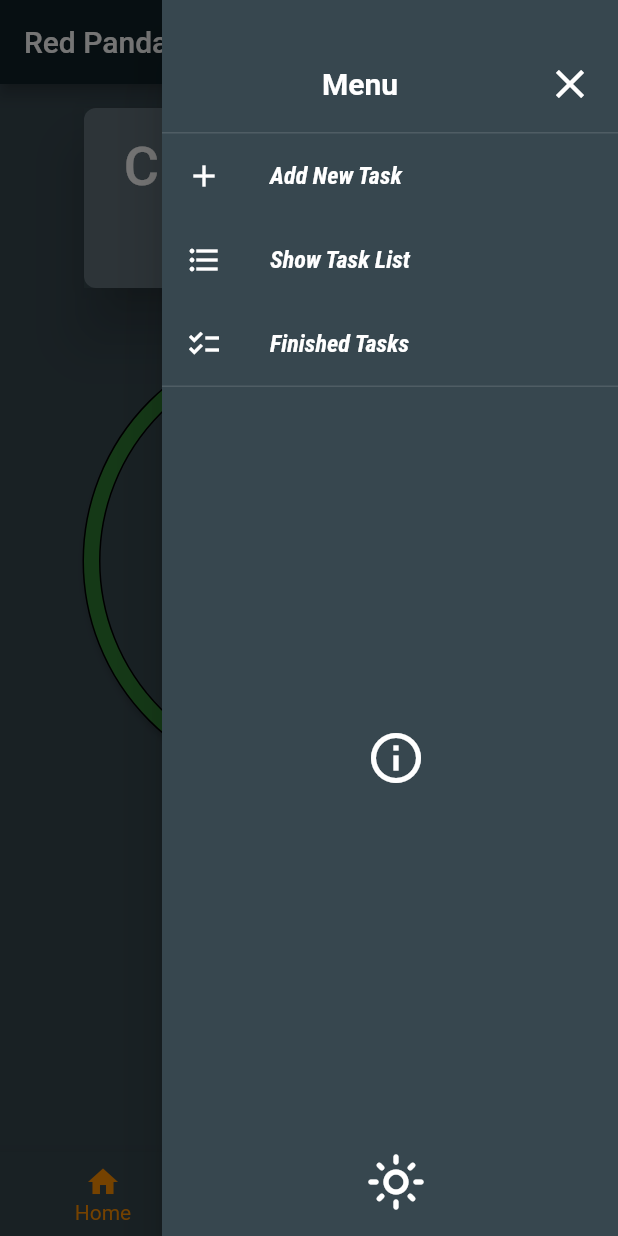
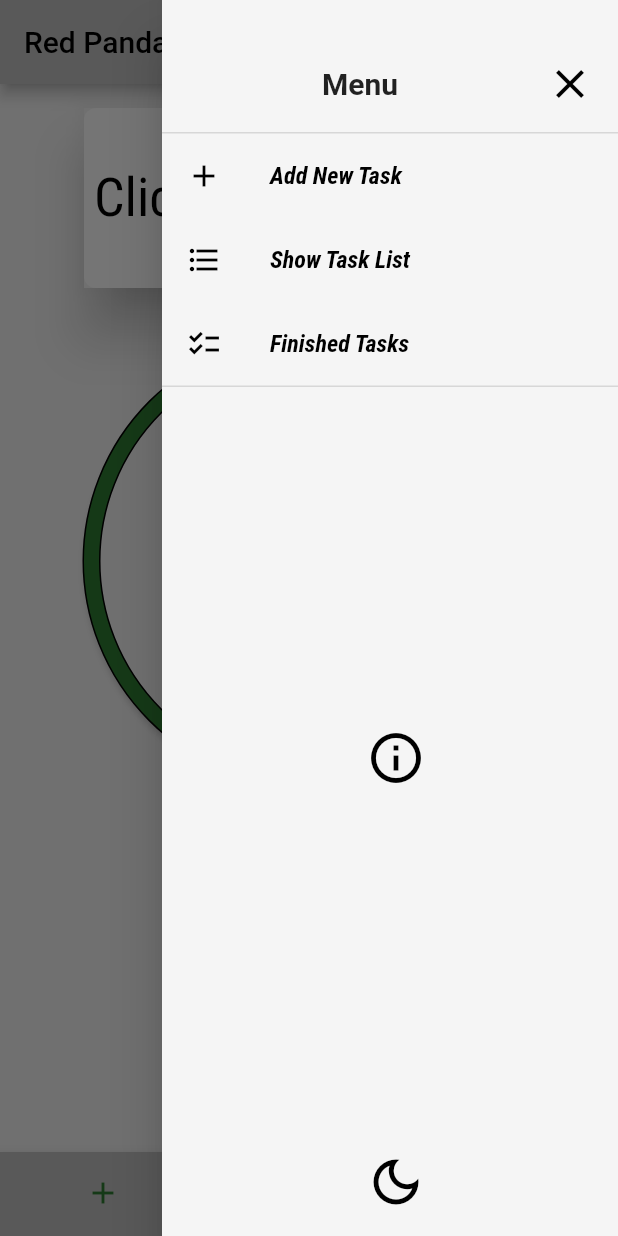
Before and after one commit to captain-maramo/red_pandadoro, a Flutter app: the screen it shows after launch, in the side drawer, after a tap on the "light mode" icon, on a phone screen of 412 x 824 dp. Run offline on Flutter 3.47's test engine with Material 2 defaults, Android fonts, the light colour scheme and no system bars; drawn by our look-alikes of percent_indicator; our stand-ins replace dartz, equatable, get_it, shared_preferences.

Commit message:
finished theme

```diff
--- a/lib/presentation/pomodoro/main_screen.dart
+++ b/lib/presentation/pomodoro/main_screen.dart
@@ -15,8 +15,7 @@ class MainScreen extends StatefulWidget {
 class _MainScreenState extends State<MainScreen> {
   @override
   Widget build(BuildContext context) {
-    final themeData =
-        Theme.of(context).copyWith(canvasColor: Colors.blueGrey.shade800);
+    final themeData = Theme.of(context);
     return Scaffold(
       appBar: AppBar(
         title: Text(widget.title),
@@ -28,20 +27,19 @@ class _MainScreenState extends State<MainScreen> {
       bottomNavigationBar: BottomNavigationBar(
         items: const <BottomNavigationBarItem>[
           BottomNavigationBarItem(
-            icon: Icon(Icons.home),
-            label: 'Home',
+            icon: Icon(Icons.add),
+            label: 'Add',
           ),
           BottomNavigationBarItem(
-            icon: Icon(Icons.business),
-            label: 'Business',
+            icon: Icon(Icons.list),
+            label: 'List',
           ),
           BottomNavigationBarItem(
             icon: Icon(Icons.school),
-            label: 'School',
+            label: 'Done',
           ),
         ],
         currentIndex: 0,
-        selectedItemColor: Colors.amber[800],
         onTap: (__) {},
       ),
     );
--- a/lib/presentation/pomodoro/widgets/main_menu_drawer.dart
+++ b/lib/presentation/pomodoro/widgets/main_menu_drawer.dart
@@ -1,12 +1,19 @@
 import 'package:flutter/material.dart';
+import 'package:provider/provider.dart';
 
-class MainMenuDrawer extends StatelessWidget {
-  const MainMenuDrawer({
-    Key? key,
-  }) : super(key: key);
+import '../../../application/theme/theme_service.dart';
+
+class MainMenuDrawer extends StatefulWidget {
+  const MainMenuDrawer({Key? key}) : super(key: key);
 
   @override
+  State<MainMenuDrawer> createState() => _MainMenuDrawerState();
+}
+
+class _MainMenuDrawerState extends State<MainMenuDrawer> {
+  @override
   Widget build(BuildContext context) {
+    final themeData = Theme.of(context);
     return Column(
       // Important: Remove any padding from the ListView.
       children: <Widget>[
@@ -27,9 +34,10 @@ class MainMenuDrawer extends StatelessWidget {
               Align(
                 alignment: const Alignment(0.9, 0.9),
                 child: IconButton(
-                  icon: const Icon(
+                  icon: Icon(
                     Icons.close,
                     size: 32,
+                    color: themeData.iconTheme.color,
                   ),
                   onPressed: () {
                     Navigator.of(context).pop();
@@ -44,26 +52,18 @@ class MainMenuDrawer extends StatelessWidget {
           thickness: 1,
         ),
         ListTile(
-          iconColor: Colors.white,
-          textColor: Colors.white,
-          selectedColor: Colors.white,
-          leading: const Icon(Icons.add),
+          leading: Icon(Icons.add, color: themeData.iconTheme.color),
           title: const Text('Add New Task'),
           onTap: () {},
         ),
         ListTile(
-          iconColor: Colors.white,
-          textColor: Colors.white,
-          selectedColor: Colors.white,
-          leading: const Icon(Icons.format_list_bulleted),
+          leading: Icon(Icons.format_list_bulleted,
+              color: themeData.iconTheme.color),
           title: const Text('Show Task List'),
           onTap: () {},
         ),
         ListTile(
-          iconColor: Colors.white,
-          textColor: Colors.white,
-          selectedColor: Colors.white,
-          leading: const Icon(Icons.checklist),
+          leading: Icon(Icons.checklist, color: themeData.iconTheme.color),
           title: const Text('Finished Tasks'),
           onTap: () {},
         ),
@@ -83,11 +83,21 @@ class MainMenuDrawer extends StatelessWidget {
         Padding(
           padding: const EdgeInsets.all(16.0),
           child: IconButton(
-            icon: const Icon(
-              Icons.light_mode_outlined,
-              size: 40,
-            ),
-            onPressed: () {},
+            icon: Provider.of<ThemeService>(context, listen: false).isDarkmodeOn
+                ? const Icon(
+                    Icons.light_mode_outlined,
+                    size: 40,
+                  )
+                : const Icon(
+                    Icons.dark_mode_outlined,
+                    size: 40,
+                  ),
+            onPressed: () {
+              setState(() {
+                Provider.of<ThemeService>(context, listen: false)
+                    .toggleThemeMode();
+              });
+            },
           ),
         ),
       ],
--- a/lib/theme.dart
+++ b/lib/theme.dart
@@ -3,40 +3,99 @@ import 'package:flutter/material.dart';
 class AppTheme {
   AppTheme._();
 
-  static final Color _lightPrimaryColor = Colors.blueGrey.shade50;
-  static final Color _lightPrimaryVariantColor = Colors.blueGrey.shade800;
-  static final Color _lightOnPrimaryColor = Colors.blueGrey.shade200;
+  static final Color _lightPrimaryColor = Colors.grey.shade100;
+  static const Color _lightOnPrimaryColor = Colors.black;
+  static const Color _lightPrimaryColorLight = Color.fromRGBO(255, 255, 255, 1);
+  static const Color _lightPrimaryColorDark = Color.fromRGBO(194, 194, 194, 1);
   static const Color _lightTextColorPrimary = Colors.black;
-  static const Color _appbarColorLight = Colors.blue;
+  static const Color _lightIconColor = Colors.black;
+  static const Color _lightSelectedIconColor = Color.fromRGBO(46, 125, 50, 1);
 
   static final Color _darkPrimaryColor = Colors.blueGrey.shade800;
-  static final Color _darkPrimaryVariantColor = Colors.blueGrey.shade800;
-  static final Color _darkOnPrimaryColor = Colors.blueGrey.shade300;
+  static const Color _darkOnPrimaryColor = Colors.white;
+  static const Color _darkPrimaryColorLight = Color.fromRGBO(98, 114, 123, 1);
+  static const Color _darkPrimaryColorDark = Color.fromRGBO(16, 31, 39, 1);
   static const Color _darkTextColorPrimary = Colors.white;
-  static const Color _appbarColorDark = Color.fromRGBO(16, 32, 39, 1);
+  static const Color _darkIconColor = Colors.white;
+  static const Color _darkSelectedIconColor = Color.fromRGBO(46, 125, 50, 1);
 
-  static const Color _iconColor = Colors.white;
+  static final ThemeData lightTheme = ThemeData(
+    canvasColor: _lightPrimaryColor,
+    scaffoldBackgroundColor: _lightPrimaryColor,
+    iconTheme: const IconThemeData(
+      color: _lightIconColor,
+    ),
+    appBarTheme: const AppBarTheme(
+      color: _lightPrimaryColorDark,
+      iconTheme: IconThemeData(
+        color: _lightIconColor,
+      ),
+    ),
+    colorScheme: ColorScheme.light(
+      primary: _lightPrimaryColor,
+      secondary: _lightPrimaryColorLight,
+      onPrimary: _lightOnPrimaryColor,
+      primaryContainer: _lightPrimaryColor,
+    ),
+    textTheme: _lightTextTheme,
+    bottomNavigationBarTheme: const BottomNavigationBarThemeData(
+      backgroundColor: _lightPrimaryColorDark,
+      unselectedIconTheme: IconThemeData(color: _lightIconColor),
+      selectedIconTheme: IconThemeData(color: _lightSelectedIconColor),
+      showSelectedLabels: false,
+      showUnselectedLabels: false,
+    ),
+  );
 
-  static const Color _accentColorDark = Color.fromRGBO(98, 114, 123, 1);
+  static final ThemeData darkTheme = ThemeData(
+    canvasColor: _darkPrimaryColor,
+    scaffoldBackgroundColor: _darkPrimaryColor,
+    iconTheme: const IconThemeData(
+      color: _darkIconColor,
+    ),
+    appBarTheme: const AppBarTheme(
+      color: _darkPrimaryColorDark,
+      iconTheme: IconThemeData(
+        color: _darkIconColor,
+      ),
+    ),
+    colorScheme: ColorScheme.dark(
+      primary: _darkPrimaryColor,
+      secondary: _darkPrimaryColorLight,
+      onPrimary: _darkOnPrimaryColor,
+      primaryContainer: _darkPrimaryColorLight,
+    ),
+    textTheme: _darkTextTheme,
+    bottomNavigationBarTheme: const BottomNavigationBarThemeData(
+      backgroundColor: _darkPrimaryColorDark,
+      unselectedIconTheme: IconThemeData(color: _darkIconColor),
+      selectedIconTheme: IconThemeData(color: _darkSelectedIconColor),
+      showSelectedLabels: false,
+      showUnselectedLabels: false,
+    ),
+  );
 
   static const TextStyle _lightHeadingText = TextStyle(
     color: _lightTextColorPrimary,
     fontFamily: "RobotoCondensed",
     fontSize: 20,
-      fontWeight: FontWeight.bold);
+    fontWeight: FontWeight.bold,
+  );
 
   static const TextStyle _lightBodyText = TextStyle(
     color: _lightTextColorPrimary,
     fontFamily: "RobotoCondensed",
     fontStyle: FontStyle.italic,
     fontWeight: FontWeight.bold,
-      fontSize: 16);
+    fontSize: 16,
+  );
 
   static const TextStyle _lightTodoText = TextStyle(
     color: _lightTextColorPrimary,
     fontFamily: "RobotoCondensed",
     fontWeight: FontWeight.normal,
-      fontSize: 36);
+    fontSize: 36,
+  );
 
   static const TextTheme _lightTextTheme = TextTheme(
     headline1: _lightHeadingText,
@@ -44,41 +103,31 @@ class AppTheme {
     button: _lightTodoText,
   );
 
-  static final TextStyle _darkThemeHeadingTextStyle =
-      _lightHeadingText.copyWith(color: _darkTextColorPrimary);
-
-  static final TextStyle _darkThemeBodyeTextStyle =
-      _lightBodyText.copyWith(color: _darkTextColorPrimary);
-
-  static final TextTheme _darkTextTheme = TextTheme(
-    headline1: _darkThemeHeadingTextStyle,
-    bodyText1: _darkThemeBodyeTextStyle,
+  static const TextStyle _darkHeadingText = TextStyle(
+    color: _darkTextColorPrimary,
+    fontFamily: "RobotoCondensed",
+    fontSize: 20,
+    fontWeight: FontWeight.bold,
   );
 
-  static final ThemeData lightTheme = ThemeData(
-      scaffoldBackgroundColor: _lightPrimaryColor,
-      appBarTheme: const AppBarTheme(
-          color: _appbarColorLight,
-          iconTheme: IconThemeData(color: _iconColor)),
-      bottomAppBarColor: _appbarColorLight,
-      colorScheme: ColorScheme.light(
-          primary: _lightPrimaryColor,
-          secondary: _accentColorDark,
-          onPrimary: _lightOnPrimaryColor,
-          primaryContainer: _lightPrimaryVariantColor),
-      textTheme: _lightTextTheme);
+  static const TextStyle _darkBodyText = TextStyle(
+    color: _darkTextColorPrimary,
+    fontFamily: "RobotoCondensed",
+    fontStyle: FontStyle.italic,
+    fontWeight: FontWeight.bold,
+    fontSize: 16,
+  );
 
-  static final ThemeData darkTheme = ThemeData(
-      canvasColor: _darkPrimaryColor,
-      scaffoldBackgroundColor: _darkPrimaryColor,
-      appBarTheme: const AppBarTheme(
-          color: _appbarColorDark, iconTheme: IconThemeData(color: _iconColor)),
-      bottomAppBarColor: _appbarColorDark,
-      colorScheme: ColorScheme.dark(
-        primary: _darkPrimaryColor,
-        secondary: _accentColorDark,
-        onPrimary: _darkOnPrimaryColor,
-        primaryContainer: _darkPrimaryVariantColor,
-      ),
-      textTheme: _darkTextTheme);
+  static const TextStyle _darkTodoText = TextStyle(
+    color: _darkTextColorPrimary,
+    fontFamily: "RobotoCondensed",
+    fontWeight: FontWeight.normal,
+    fontSize: 36,
+  );
+
+  static const TextTheme _darkTextTheme = TextTheme(
+    headline1: _darkHeadingText,
+    bodyText1: _darkBodyText,
+    button: _darkTodoText,
+  );
 }
```
Lines whose indentation alone changed are shown as unchanged.
